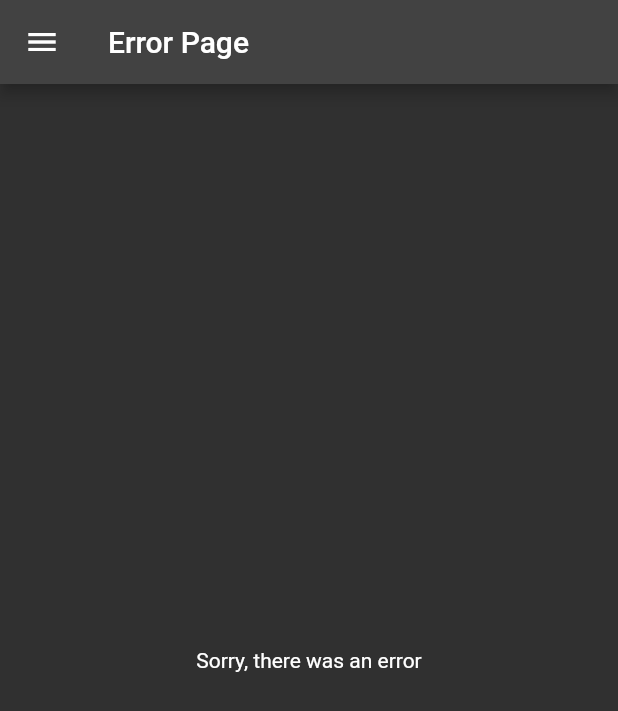
After one commit to agustinventura/flutter_for_all, a Flutter app: the ErrorPage screen opened by its route, on a phone screen of 412 x 824 dp. The commit adds this screen. Shown: the top 711 px of the screen. Run offline on Flutter 3.47's test engine with Material 2 defaults, Android fonts, the phone set to English and light mode, and no system bars.

Commit message:
Adds route generator.

```diff
--- a/lib/hello_world_app.dart
+++ b/lib/hello_world_app.dart
@@ -1,6 +1,5 @@
 import 'package:flutter/material.dart';
-import 'package:flutter_for_all/ui/hello_world_page.dart';
-import 'package:flutter_for_all/ui/settings_page.dart';
+import 'package:flutter_for_all/routes.dart';
 
 class HelloWorldApp extends StatelessWidget {
   const HelloWorldApp({
@@ -13,10 +12,7 @@ class HelloWorldApp extends StatelessWidget {
         title: 'Hello World App',
         theme: ThemeData.dark(),
         initialRoute: '/',
-        routes: {
-          '/': (context) => const HomePage(),
-          '/settings': (context) => const SettingsPage(),
-        },
+        onGenerateRoute: RouteGenerator.generateRoute,
     );
   }
 }
--- /dev/null
+++ b/lib/routes.dart
@@ -0,0 +1,33 @@
+import 'package:flutter/material.dart';
+import 'package:flutter_for_all/ui/error_page.dart';
+import 'package:flutter_for_all/ui/hello_world_page.dart';
+import 'package:flutter_for_all/ui/settings_page.dart';
+
+
+class RouteGenerator {
+  static Route<dynamic> generateRoute(RouteSettings settings) {
+    final args = settings.arguments;
+
+    switch (settings.name) {
+      case '/':
+        return MaterialPageRoute(builder: (_) => const HomePage());
+      case '/settings':
+        if (args is ThemeData) {
+          return MaterialPageRoute(
+            builder: (_) => SettingsPage(
+              theme: args,
+            ),
+          );
+        }
+        return _errorRoute();
+      default:
+        return _errorRoute();
+    }
+  }
+
+  static Route<dynamic> _errorRoute() {
+    return MaterialPageRoute(builder: (_) {
+      return const ErrorPage();
+    });
+  }
+}
--- /dev/null
+++ b/lib/ui/error_page.dart
@@ -0,0 +1,34 @@
+import 'package:flutter/material.dart';
+import 'package:flutter_for_all/ui/menu/drawer.dart';
+
+class ErrorPage extends StatelessWidget {
+  const ErrorPage({
+    Key? key,
+  }) : super(key: key);
+
+  @override
+  Widget build(BuildContext context) {
+    return Scaffold(
+      appBar: AppBar(
+        title: const Text('Error Page'),
+      ),
+      drawer: const Drawer(
+        child: HelloWorldDrawer(),
+      ),
+      body: const ErrorContent(),
+    );
+  }
+}
+
+class ErrorContent extends StatelessWidget {
+  const ErrorContent({
+    Key? key,
+  }) : super(key: key);
+
+  @override
+  Widget build(BuildContext context) {
+    return const Center(
+        child: Text('Sorry, there was an error', textDirection: TextDirection.ltr,)
+    );
+  }
+}
--- a/lib/ui/settings_page.dart
+++ b/lib/ui/settings_page.dart
@@ -2,13 +2,14 @@ import 'package:flutter/material.dart';
 import 'package:flutter_for_all/ui/menu/drawer.dart';
 
 class SettingsPage extends StatelessWidget {
+  final ThemeData theme;
+
   const SettingsPage({
-    Key? key,
+    Key? key, required this.theme,
   }) : super(key: key);
 
   @override
   Widget build(BuildContext context) {
-    final theme = ModalRoute.of(context)!.settings.arguments as ThemeData;
 
     return Scaffold(
       appBar: AppBar(
```
